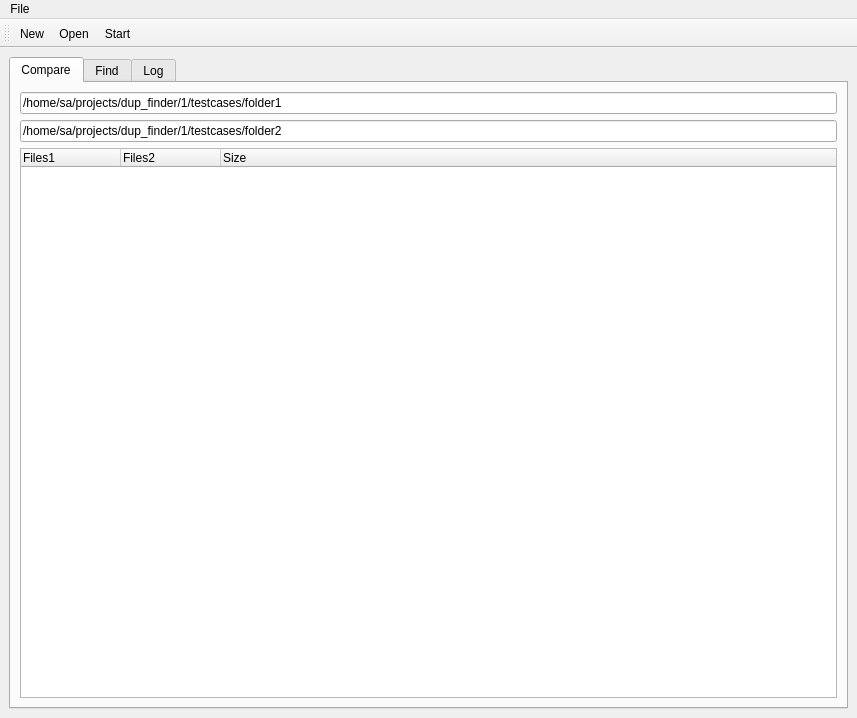
Before: the Qt Designer form resources/form.ui in sanami/qt-dupfinder, drawn with Qt 5.
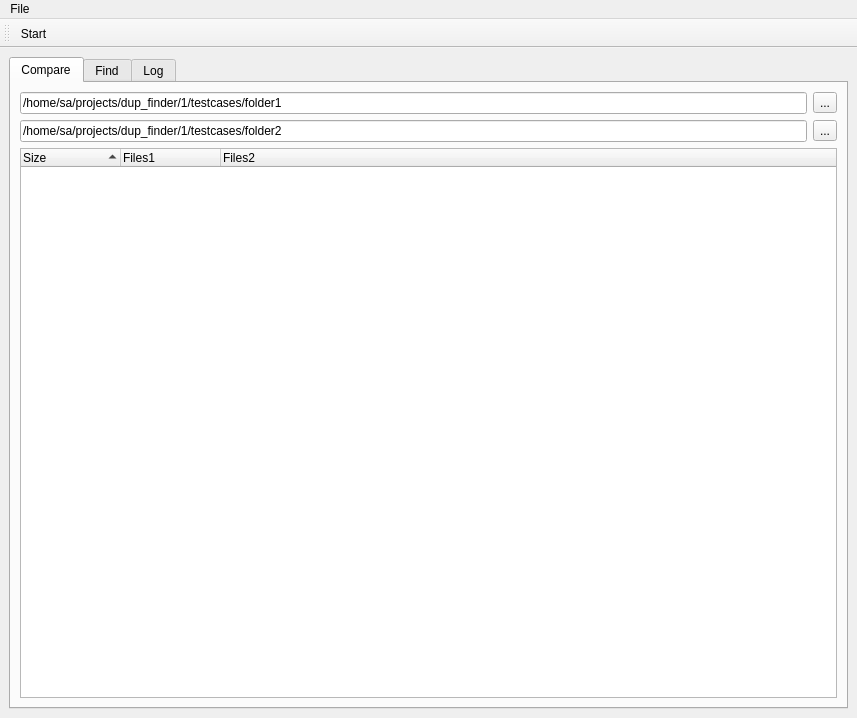
After: the same form once the commit is applied. The open tabs and pages were chosen to show the change. Icons and pictures are not drawn.

Commit message: Delete action for found files

The edit to the form file:
```diff
--- a/resources/form.ui
+++ b/resources/form.ui
@@ -39,8 +39,22 @@
           </property>
          </widget>
         </item>
-        <item row="2" column="0">
+        <item row="2" column="0" colspan="2">
          <widget class="QTreeWidget" name="treeWidget">
+          <property name="alternatingRowColors">
+           <bool>true</bool>
+          </property>
+          <property name="uniformRowHeights">
+           <bool>true</bool>
+          </property>
+          <property name="sortingEnabled">
+           <bool>true</bool>
+          </property>
+          <column>
+           <property name="text">
+            <string>Size</string>
+           </property>
+          </column>
           <column>
            <property name="text">
             <string>Files1</string>
@@ -51,11 +65,20 @@
             <string>Files2</string>
            </property>
           </column>
-          <column>
-           <property name="text">
-            <string>Size</string>
-           </property>
-          </column>
+         </widget>
+        </item>
+        <item row="0" column="1">
+         <widget class="QToolButton" name="toolButton">
+          <property name="text">
+           <string>...</string>
+          </property>
+         </widget>
+        </item>
+        <item row="1" column="1">
+         <widget class="QToolButton" name="toolButton_2">
+          <property name="text">
+           <string>...</string>
+          </property>
          </widget>
         </item>
        </layout>
@@ -139,8 +162,6 @@
    <attribute name="toolBarBreak">
     <bool>false</bool>
    </attribute>
-   <addaction name="action_new"/>
-   <addaction name="action_open"/>
    <addaction name="action_start"/>
   </widget>
   <action name="action_save">
```
Left out of the diff: 29 changed lines with no effect on the pictures. The commit also changes 1 other file.
